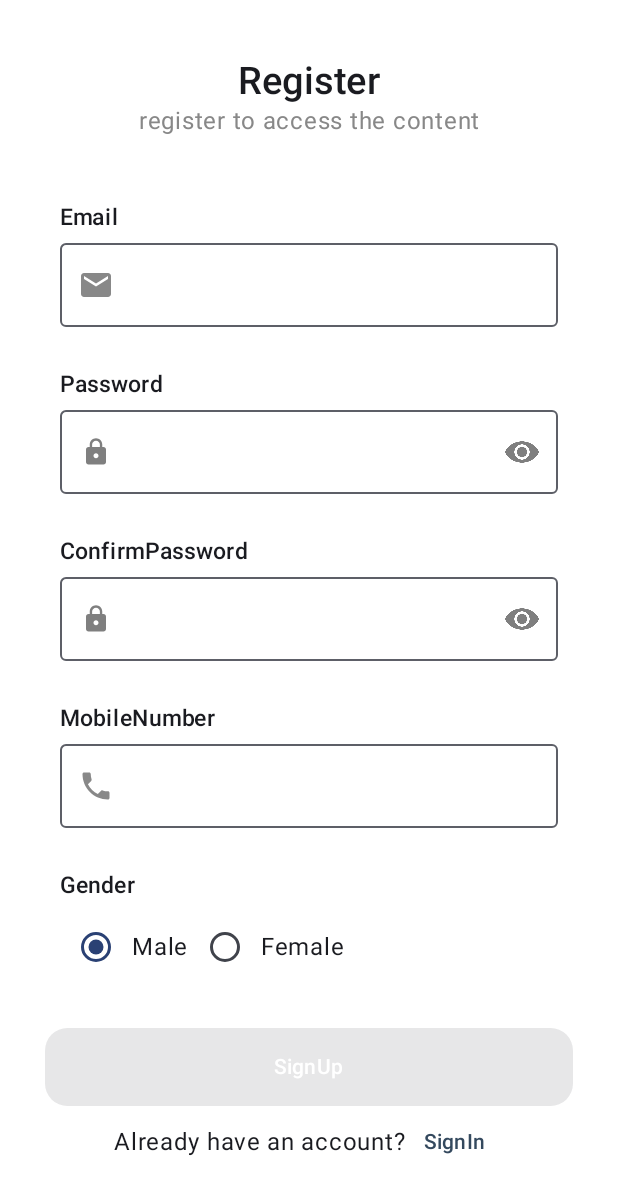
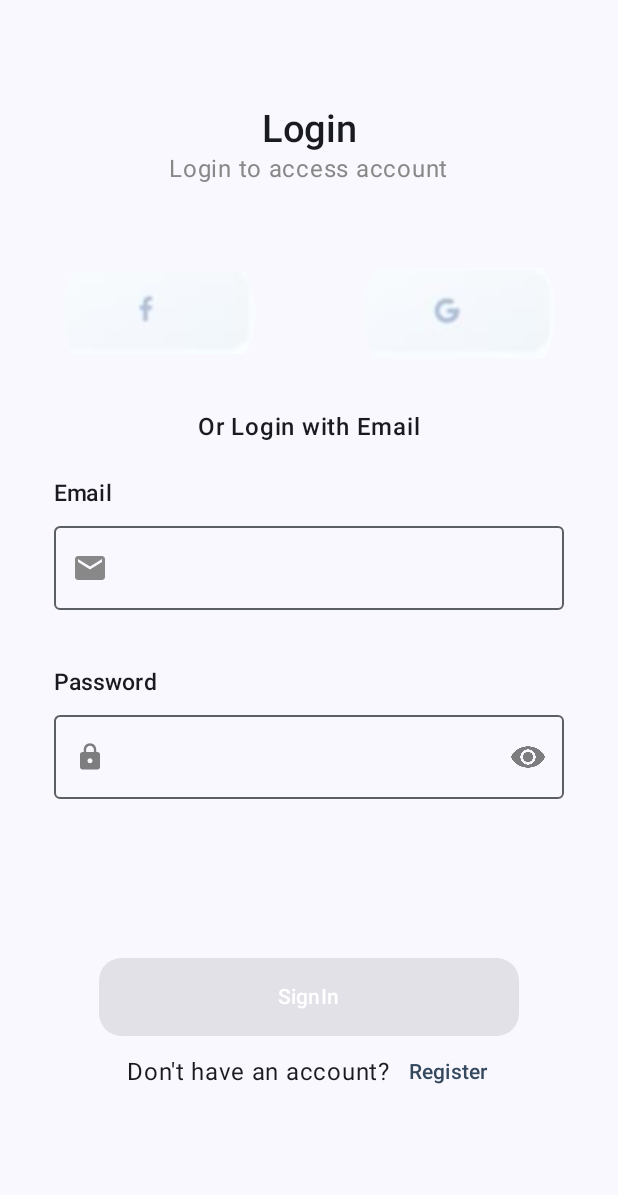
Before and after one commit to nikhil-alampally/Ecommerce, an Android app built with Jetpack Compose: the screen it shows after launch (MainActivity), on a phone screen of 412 x 824 dp. Shown: the top 1195 px of the screen. Run offline under Robolectric (Android 15) with nearby library versions, the phone set to English and light mode, and no system bars; our stand-ins replace Dagger/Hilt's generated code, Firebase (no records; nobody signed in at launch, a user with empty details on screens opened directly).

Commit message:
login screen code

```diff
--- a/app/build.gradle.kts
+++ b/app/build.gradle.kts
@@ -83,4 +83,6 @@ dependencies {
     androidTestImplementation("androidx.compose.ui:ui-test-junit4")
     debugImplementation("androidx.compose.ui:ui-tooling")
     debugImplementation("androidx.compose.ui:ui-test-manifest")
+
+    implementation ("androidx.navigation:navigation-compose:2.5.0")
 }
--- a/app/src/main/java/com/firebase/ecommerce/MainActivity.kt
+++ b/app/src/main/java/com/firebase/ecommerce/MainActivity.kt
@@ -11,6 +11,7 @@ import androidx.compose.runtime.Composable
 import androidx.compose.ui.Modifier
 import androidx.compose.ui.tooling.preview.Preview
 import com.firebase.ecommerce.feature_login.presentation.screens.RegistrationScreen
+import com.firebase.ecommerce.navigation.NavGraph
 import com.firebase.ecommerce.ui.theme.EcommerceTheme
 import dagger.hilt.android.AndroidEntryPoint
 
@@ -25,8 +26,7 @@ class MainActivity : ComponentActivity() {
                     modifier = Modifier.fillMaxSize(),
                     color = MaterialTheme.colorScheme.background
                 ) {
-                    RegistrationScreen()
-
+                    NavGraph()
                 }
             }
         }
--- a/app/src/main/java/com/firebase/ecommerce/feature_login/data/repository/RegistrationRepositoryImp.kt
+++ b/app/src/main/java/com/firebase/ecommerce/feature_login/data/repository/RegistrationRepositoryImp.kt
@@ -5,12 +5,15 @@ import com.firebase.ecommerce.core.Resource
 import com.firebase.ecommerce.feature_login.data.model.toDomain
 import com.firebase.ecommerce.feature_login.domain.model.RegistrationDetails
 import com.firebase.ecommerce.feature_login.domain.repository.RegistrationRepository
+import com.google.firebase.auth.AuthResult
 import com.google.firebase.auth.FirebaseAuth
 import com.google.firebase.firestore.ktx.firestore
 import com.google.firebase.ktx.Firebase
 import kotlinx.coroutines.channels.awaitClose
 import kotlinx.coroutines.flow.Flow
 import kotlinx.coroutines.flow.callbackFlow
+import kotlinx.coroutines.flow.catch
+import kotlinx.coroutines.flow.flow
 import kotlinx.coroutines.tasks.await
 import java.lang.Exception
 import javax.inject.Inject
@@ -50,4 +53,13 @@ class RegistrationRepositoryImp @Inject constructor(private val firebaseAuth: Fi
 
         }
     }
+    override fun loginUser(email: String, password: String): Flow<Resource<AuthResult>> {
+        return flow {
+            emit(Resource.Loading())
+            val result = firebaseAuth.signInWithEmailAndPassword(email, password).await()
+            emit(Resource.Success(result))
+        }.catch {
+            emit(Resource.Error(message = it.message.toString()))
+        }
+    }
 }
--- a/app/src/main/java/com/firebase/ecommerce/feature_login/domain/repository/RegistrationRepository.kt
+++ b/app/src/main/java/com/firebase/ecommerce/feature_login/domain/repository/RegistrationRepository.kt
@@ -2,9 +2,12 @@ package com.firebase.ecommerce.feature_login.domain.repository
 
 import com.firebase.ecommerce.core.Resource
 import com.firebase.ecommerce.feature_login.domain.model.RegistrationDetails
+import com.google.firebase.auth.AuthResult
 import kotlinx.coroutines.flow.Flow
 
 interface RegistrationRepository {
 
     suspend fun authenticateEmailAndPassword(registrationDetails: RegistrationDetails): Flow<Resource<Any>>
+
+    fun loginUser(email:String, password:String): Flow<Resource<AuthResult>>
 }
--- /dev/null
+++ b/app/src/main/java/com/firebase/ecommerce/feature_login/presentation/screens/LoginScreen.kt
@@ -0,0 +1,303 @@
+package com.firebase.ecommerce.feature_login.presentation.screens
+
+import android.widget.Toast
+import androidx.compose.foundation.Image
+import androidx.compose.foundation.clickable
+import androidx.compose.foundation.layout.Arrangement
+import androidx.compose.foundation.layout.Column
+import androidx.compose.foundation.layout.Row
+import androidx.compose.foundation.layout.Spacer
+import androidx.compose.foundation.layout.fillMaxSize
+import androidx.compose.foundation.layout.fillMaxWidth
+import androidx.compose.foundation.layout.padding
+import androidx.compose.foundation.layout.size
+import androidx.compose.foundation.layout.wrapContentHeight
+import androidx.compose.foundation.layout.wrapContentSize
+import androidx.compose.foundation.shape.RoundedCornerShape
+import androidx.compose.foundation.text.KeyboardOptions
+import androidx.compose.material3.Button
+import androidx.compose.material3.ButtonDefaults
+import androidx.compose.material3.ExperimentalMaterial3Api
+import androidx.compose.material3.Icon
+import androidx.compose.material3.IconButton
+import androidx.compose.material3.OutlinedTextField
+import androidx.compose.material3.Text
+import androidx.compose.material3.TextButton
+import androidx.compose.material3.TextFieldDefaults
+import androidx.compose.runtime.Composable
+import androidx.compose.runtime.LaunchedEffect
+import androidx.compose.runtime.collectAsState
+import androidx.compose.runtime.getValue
+import androidx.compose.runtime.mutableStateOf
+import androidx.compose.runtime.remember
+import androidx.compose.runtime.rememberCoroutineScope
+import androidx.compose.runtime.saveable.rememberSaveable
+import androidx.compose.runtime.setValue
+import androidx.compose.ui.Alignment
+import androidx.compose.ui.Modifier
+import androidx.compose.ui.graphics.Color
+import androidx.compose.ui.layout.ContentScale
+import androidx.compose.ui.platform.LocalContext
+import androidx.compose.ui.res.dimensionResource
+import androidx.compose.ui.res.painterResource
+import androidx.compose.ui.res.stringResource
+import androidx.compose.ui.text.font.FontStyle
+import androidx.compose.ui.text.font.FontWeight
+import androidx.compose.ui.text.input.KeyboardCapitalization
+import androidx.compose.ui.text.input.KeyboardType
+import androidx.compose.ui.text.input.PasswordVisualTransformation
+import androidx.compose.ui.text.input.VisualTransformation
+import androidx.compose.ui.text.style.TextAlign
+import androidx.compose.ui.unit.dp
+import androidx.compose.ui.unit.sp
+import androidx.hilt.navigation.compose.hiltViewModel
+import com.firebase.ecommerce.R
+import com.firebase.ecommerce.feature_login.presentation.viewmodels.LoginViewModel
+import kotlinx.coroutines.launch
+
+@OptIn(ExperimentalMaterial3Api::class)
+@Composable
+fun LoginScreen(navigate: () -> Unit, viewModel: LoginViewModel = hiltViewModel()) {
+    val email = remember { mutableStateOf("") }
+    val password = remember { mutableStateOf("") }
+    val scope = rememberCoroutineScope()
+    val context = LocalContext.current
+    val state = viewModel.signInState.collectAsState(initial = null)
+    val validateEmail = android.util.Patterns.EMAIL_ADDRESS.matcher(email.value).matches()
+    var showPassword by rememberSaveable {
+        mutableStateOf(false)
+    }
+    Column(
+        modifier = Modifier
+            .fillMaxSize()
+            .padding(16.dp),
+        verticalArrangement = Arrangement.Top,
+        horizontalAlignment = Alignment.CenterHorizontally
+    ) {
+        Text(
+            text = stringResource(R.string.login),
+            modifier = Modifier
+                .padding(top = 55.dp)
+                .fillMaxWidth(),
+            textAlign = TextAlign.Center,
+            fontStyle = FontStyle.Normal,
+            fontWeight = FontWeight.SemiBold,
+            fontSize = 25.sp
+        )
+
+        Text(
+            text = stringResource(R.string.access_account),
+            fontStyle = FontStyle.Normal,
+            fontWeight = FontWeight.Normal,
+            color = Color.Gray
+        )
+        Spacer(modifier = Modifier.size(20.dp))
+        Row(
+            modifier = Modifier.fillMaxWidth(),
+            horizontalArrangement = Arrangement.SpaceEvenly
+        ) {
+            IconButton(
+                modifier = Modifier.size(128.dp),
+                onClick = {}
+            ) {
+                Image(
+                    painter = painterResource(R.drawable.fb),
+                    contentDescription = null,
+                    contentScale = ContentScale.Fit,
+                    modifier = Modifier.fillMaxSize()
+                )
+            }
+            Spacer(modifier = Modifier.size(20.dp))
+            IconButton(
+                onClick = {},
+                modifier = Modifier.size(128.dp),
+            ) {
+                Image(
+                    painter = painterResource(R.drawable.google),
+                    contentDescription = null,
+                    contentScale = ContentScale.Fit,
+                    modifier = Modifier.fillMaxSize()
+                )
+            }
+        }
+        Text(text = stringResource(R.string.or_login_with_email), fontWeight = FontWeight.SemiBold)
+        Column(
+            modifier = Modifier
+                .fillMaxSize()
+                .padding(20.dp)
+        ) {
+            Text(text = stringResource(R.string.email),
+                fontWeight = FontWeight.SemiBold,
+                fontSize = 15.sp)
+            Spacer(modifier = Modifier.size(10.dp))
+
+            OutlinedTextField(
+                value = email.value,
+                onValueChange = {
+                    email.value = it
+                },
+                leadingIcon = {
+                    Icon(
+                        painter = painterResource(id = R.drawable.baseline_email_24),
+                        contentDescription = null, tint = Color.Gray.copy(alpha = 1f)
+                    )
+                },
+                supportingText = {
+                    if (!validateEmail && email.value.isNotEmpty()) {
+                        Text(stringResource(id = R.string.emailWarning), color = Color.Red)
+                    }
+
+                },
+                modifier = Modifier
+                    .fillMaxWidth(),
+                keyboardOptions = KeyboardOptions(
+                    capitalization = KeyboardCapitalization.Words,
+                    autoCorrect = true,
+                    keyboardType = KeyboardType.Email,
+                ),
+                maxLines = 1,
+                singleLine = true,
+                colors = TextFieldDefaults.outlinedTextFieldColors(
+                    focusedBorderColor = if (!validateEmail) Color.Red else Color.LightGray
+
+                ),
+            )
+            Spacer(modifier = Modifier.size(20.dp))
+            Text(
+                text = stringResource(R.string.password),
+                fontWeight = FontWeight.SemiBold,
+                fontSize = 15.sp
+            )
+            Spacer(modifier = Modifier.size(dimensionResource(id = R.dimen.ten)))
+
+            OutlinedTextField(
+                value = password.value,
+                onValueChange = {
+                    password.value = it
+                },
+                leadingIcon = {
+                    Icon(
+                        painter = painterResource(id = R.drawable.baseline_lock_24),
+                        contentDescription = null,
+                        modifier = Modifier
+                            .wrapContentSize()
+                            .clickable {
+                                showPassword = !showPassword
+                            }
+                            .size(20.dp), tint = Color.Black.copy(alpha = 0.5f)
+                    )
+                },
+                supportingText = {
+                    if (password.value.length < 6 && password.value.isNotEmpty()) {
+                        Text(
+                            stringResource(R.string.mininmum_length_of_password_is_6),
+                            color = Color.Red
+                        )
+                    }
+
+                },
+                trailingIcon = {
+                    if (showPassword) {
+                        Icon(
+                            painter = painterResource(id = R.drawable.hide_password),
+                            contentDescription = null,
+                            modifier = Modifier
+                                .wrapContentSize()
+                                .clickable {
+                                    showPassword = !showPassword
+                                }
+                                .size(25.dp), tint = Color.Black.copy(alpha = 0.5f)
+                        )
+                    } else {
+                        Icon(
+                            painter = painterResource(id = R.drawable.password),
+                            contentDescription = null,
+                            modifier = Modifier
+                                .wrapContentSize()
+                                .clickable {
+                                    showPassword = !showPassword
+                                }
+                                .size(25.dp), tint = Color.Black.copy(alpha = 0.5f)
+                        )
+                    }
+                },
+                modifier = Modifier
+                    .fillMaxWidth(),
+                keyboardOptions = KeyboardOptions(
+                    keyboardType = KeyboardType.Password,
+                ),
+                visualTransformation =
+                if (!showPassword) {
+                    PasswordVisualTransformation()
+                } else VisualTransformation.None,
+                maxLines = 1,
+                singleLine = true,
+                colors = TextFieldDefaults.outlinedTextFieldColors(
+                    focusedBorderColor = if (password.value.length < 6) Color.Red else Color.LightGray
+                ),
+
+                )
+            Spacer(modifier = Modifier.size(60.dp))
+            Button(
+                shape = RoundedCornerShape(dimensionResource(id =  R . dimen . fifteen)),
+                onClick = {
+                    viewModel.loginUser(email.value, password.value)
+
+                },
+                modifier = Modifier
+                    .fillMaxWidth()
+                    .padding(
+                        top = dimensionResource(id = R.dimen.thirty),
+                        start = dimensionResource(id = R.dimen.thirty),
+                        end = dimensionResource(id = R.dimen.thirty)
+                    ),
+                colors = ButtonDefaults.buttonColors(
+                    containerColor = Color(0xff34495E)
+
+                ),
+                enabled = email.value.isNotEmpty() && password.value.isNotEmpty()
+            ) {
+                Text(
+                    text = stringResource(id = R.string.SignIn),
+                    modifier = Modifier
+                        .wrapContentSize()
+                        .padding(dimensionResource(id = R.dimen.eight)),
+                    color = Color.White,
+                    fontWeight = FontWeight.SemiBold
+                )
+
+            }
+                Row(
+                    modifier = Modifier.fillMaxWidth().padding(start = 10.dp),
+                    verticalAlignment = Alignment.CenterVertically,
+                    horizontalArrangement = Arrangement.Center
+                ) {
+                    Text(text = stringResource(R.string.don_t_have_an_account))
+                    TextButton(
+                        onClick = { navigate.invoke() }
+                    ) {
+                        Text(
+                            text = stringResource(R.string.register),
+                            color = Color(0xff34495E)
+                        )
+                    }
+                }
+                LaunchedEffect(key1 = state.value?.isSuccess) {
+                    scope.launch {
+                        if (state.value?.isSuccess?.isNotEmpty() == true) {
+                            val success = state.value?.isSuccess
+                            Toast.makeText(context, "${success}", Toast.LENGTH_LONG).show()
+                        }
+                    }
+                }
+                LaunchedEffect(key1 = state.value?.isError) {
+                    scope.launch {
+                        if (state.value?.isError?.isNotEmpty() == true) {
+                            val error = state.value?.isError
+                            Toast.makeText(context, "${error}", Toast.LENGTH_LONG).show()
+                        }
+                    }
+                }
+            }
+        }
+    }
--- a/app/src/main/java/com/firebase/ecommerce/feature_login/presentation/screens/RegisterScreen.kt
+++ b/app/src/main/java/com/firebase/ecommerce/feature_login/presentation/screens/RegisterScreen.kt
@@ -64,7 +64,7 @@ import kotlinx.coroutines.launch
 
 @OptIn(ExperimentalMaterial3Api::class)
 @Composable
-fun RegistrationScreen(viewModel: RegistrationViewModel = hiltViewModel()) {
+fun RegistrationScreen(navigateToLogin:()->Unit,viewModel: RegistrationViewModel = hiltViewModel()) {
     var emailId by rememberSaveable {
         mutableStateOf("")
     }
@@ -385,7 +385,6 @@ fun RegistrationScreen(viewModel: RegistrationViewModel = hiltViewModel()) {
             shape = RoundedCornerShape(dimensionResource(id =  R . dimen . fifteen)),
             onClick = {
                 viewModel.storeRegistrationDetailsWithAuthentication(registrationDetails,context)
-
             },
             modifier = Modifier
                 .fillMaxWidth()
@@ -407,12 +406,13 @@ fun RegistrationScreen(viewModel: RegistrationViewModel = hiltViewModel()) {
 
         }
         if (errorMessage.isNotEmpty()) {
-            CustomDialogBox(
+            /*CustomDialogBox(
                 showDialog = true,
                 message = errorMessage,
                 onCancelButtonClick = {
                     errorMessage = ""
-                })
+                })*/
+            navigateToLogin.invoke()
         }
 
         LaunchedEffect(key1 = data.value?.isSuccess, block = {
@@ -431,7 +431,7 @@ fun RegistrationScreen(viewModel: RegistrationViewModel = hiltViewModel()) {
             Text(text = stringResource(id = R.string.AlreadyHaveAnAccount))
             TextButton(
                 onClick = {
-
+                     navigateToLogin.invoke()
                 },
             ) {
                 Text(
--- /dev/null
+++ b/app/src/main/java/com/firebase/ecommerce/feature_login/presentation/viewmodels/LoginViewModel.kt
@@ -0,0 +1,39 @@
+package com.firebase.ecommerce.feature_login.presentation.viewmodels
+
+import androidx.lifecycle.ViewModel
+import androidx.lifecycle.viewModelScope
+import com.firebase.ecommerce.core.Resource
+import com.firebase.ecommerce.feature_login.domain.repository.RegistrationRepository
+import com.firebase.ecommerce.feature_login.presentation.SignInState
+import dagger.hilt.android.lifecycle.HiltViewModel
+import kotlinx.coroutines.channels.Channel
+import kotlinx.coroutines.flow.receiveAsFlow
+import kotlinx.coroutines.launch
+import javax.inject.Inject
+
+@HiltViewModel
+class LoginViewModel @Inject constructor(
+    private val repository: RegistrationRepository,
+) : ViewModel() {
+    private val _signInState = Channel<SignInState>()
+    val signInState = _signInState.receiveAsFlow()
+
+    fun loginUser(email: String, password: String) = viewModelScope.launch {
+        repository.loginUser(email, password).collect { result ->
+            when (result) {
+
+                is Resource.Success -> {
+                    _signInState.send(SignInState(isSuccess = "Sign In Success"))
+                }
+
+                is Resource.Loading -> {
+                    _signInState.send(SignInState(isLoading = true))
+                }
+
+                is Resource.Error -> {
+                    _signInState.send(SignInState(isError = result.message))
+                }
+            }
+        }
+    }
+}
--- /dev/null
+++ b/app/src/main/java/com/firebase/ecommerce/navigation/NavGraph.kt
@@ -0,0 +1,28 @@
+package com.firebase.ecommerce.navigation
+
+import androidx.compose.runtime.Composable
+import androidx.navigation.NavHostController
+import androidx.navigation.compose.NavHost
+import androidx.navigation.compose.composable
+import androidx.navigation.compose.rememberNavController
+import com.firebase.ecommerce.feature_login.presentation.screens.LoginScreen
+import com.firebase.ecommerce.feature_login.presentation.screens.RegistrationScreen
+
+@Composable
+fun NavGraph(
+    navController: NavHostController = rememberNavController(),
+) {
+    NavHost(
+        navController = navController,
+        startDestination = NavRoute.LoginScreen.route
+    ) {
+        composable(
+            route = NavRoute.LoginScreen.route
+        ) {
+            LoginScreen(navigate = { navController.navigate(NavRoute.RegisterScreen.route)})
+        }
+        composable(route = NavRoute.RegisterScreen.route){
+            RegistrationScreen({navController.navigate(NavRoute.LoginScreen.route)})
+        }
+    }
+}
--- /dev/null
+++ b/app/src/main/java/com/firebase/ecommerce/navigation/NavRoute.kt
@@ -0,0 +1,6 @@
+package com.firebase.ecommerce.navigation
+
+sealed class NavRoute(val route: String){
+    object LoginScreen : NavRoute("login_screen")
+    object RegisterScreen : NavRoute("register_screen")
+}
--- a/app/src/main/res/values/strings.xml
+++ b/app/src/main/res/values/strings.xml
@@ -22,4 +22,13 @@
     <string name="passwordValidation">minimum length of password is 6</string>
     <string name="passwordMismatch">"password mismatch"</string>
     <string name="mobileNumberValidation">enter valid mobile number</string>
+    <string name="sign_in">Sign In</string>
+    <string name="don_t_have_an_account">Don\'t have an account?</string>
+    <string name="register">Register</string>
+    <string name="mininmum_length_of_password_is_6">mininmum length of password is 6</string>
+    <string name="password">Password</string>
+    <string name="email">Email</string>
+    <string name="or_login_with_email">Or Login with Email</string>
+    <string name="access_account">Login to access account</string>
+    <string name="login">Login</string>
 </resources>
```
Also changed, not shown: app/src/main/res/drawable/fb.png (added), app/src/main/res/drawable/google.png (added).
